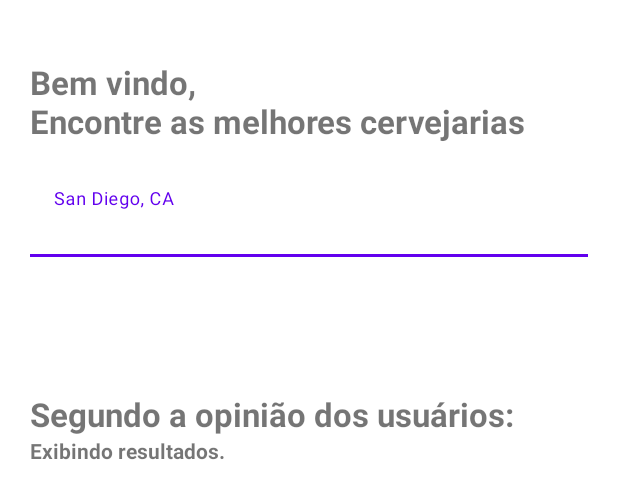
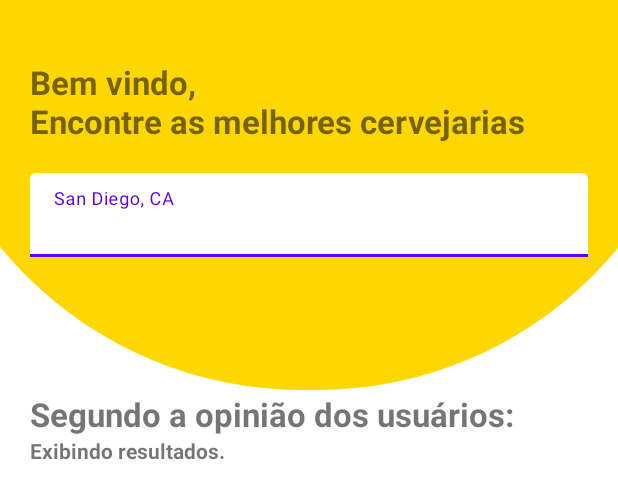
Before and after one commit to joaoramos00/breweryApi, an Android app: the layout fragment_home.xml on its own in the app's theme, with its tools: preview values and no code run, on a phone screen of 412 x 824 dp. Shown: the top 499 px of the screen. Run offline under Robolectric (Android 15) with nearby library versions, the phone set to English and light mode, and no system bars.

Commit message:
Fix template for home input

```diff
--- a/app/src/main/res/drawable/arc_shape.xml
+++ b/app/src/main/res/drawable/arc_shape.xml
@@ -7,11 +7,11 @@
 
             <solid android:color="#FFD700" />
             <size
-                android:width="480dp"
-                android:height="300dp"/>
+                android:width="530dp"
+                android:height="260dp"/>
             <corners
-                android:bottomLeftRadius="300dp"
-                android:bottomRightRadius="300dp"/>
+                android:bottomLeftRadius="270dp"
+                android:bottomRightRadius="270dp"/>
 
         </shape>
     </item>
--- a/app/src/main/res/layout/fragment_home.xml
+++ b/app/src/main/res/layout/fragment_home.xml
@@ -1,14 +1,27 @@
 <?xml version="1.0" encoding="utf-8"?>
-<LinearLayout xmlns:android="http://schemas.android.com/apk/res/android"
+<FrameLayout xmlns:android="http://schemas.android.com/apk/res/android"
     xmlns:app="http://schemas.android.com/apk/res-auto"
     xmlns:tools="http://schemas.android.com/tools"
     android:layout_width="match_parent"
     android:layout_height="match_parent"
-    android:layout_marginStart="20dp"
-    android:layout_marginEnd="20dp"
-    android:orientation="vertical"
     tools:context=".Home">
 
+    <ImageView
+        android:id="@+id/arcShape"
+        android:layout_width="match_parent"
+        android:layout_height="wrap_content"
+        android:scaleType="center"
+        android:src="@drawable/arc_shape" />
+
+    <ScrollView
+        android:layout_width="match_parent"
+        android:layout_height="match_parent">
+
+        <LinearLayout
+            android:layout_width="match_parent"
+            android:layout_height="wrap_content"
+            android:layout_marginHorizontal="20dp"
+            android:orientation="vertical">
             <TextView
                 android:layout_width="match_parent"
                 android:layout_height="wrap_content"
@@ -45,7 +58,14 @@
                 android:text="Exibindo resultados." />
 
 
+        </LinearLayout>
+
+    </ScrollView>
 
 
 
-</LinearLayout>
+
+
+
+
+</FrameLayout>
--- a/app/src/main/res/navigation/nav_graph.xml
+++ b/app/src/main/res/navigation/nav_graph.xml
@@ -3,7 +3,7 @@
     xmlns:app="http://schemas.android.com/apk/res-auto"
     xmlns:tools="http://schemas.android.com/tools"
     android:id="@+id/nav_graph"
-    app:startDestination="@id/home2">
+    app:startDestination="@id/details">
 
     <fragment
         android:id="@+id/home2"
```
Lines whose indentation alone changed are shown as unchanged.
